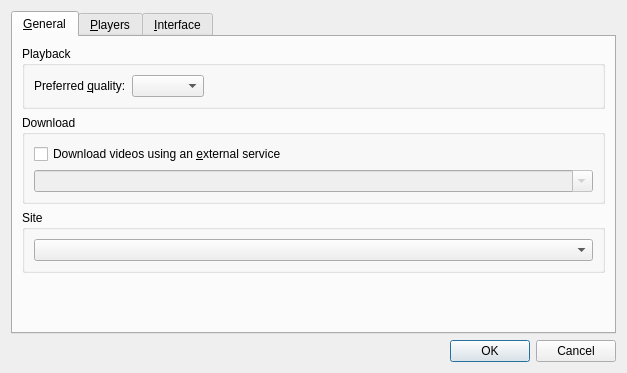
First picture: the form in src/configdialog.ui, repository smplayer-dev/smtube, before the edit.
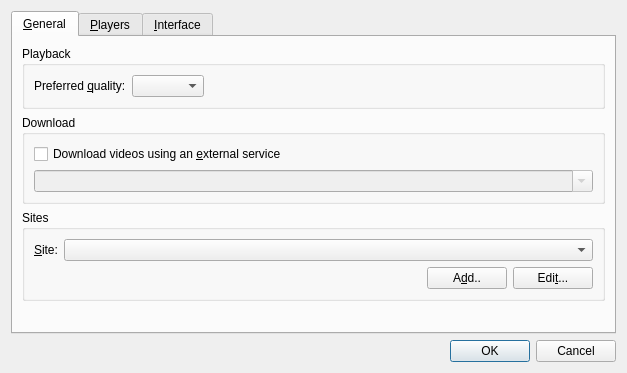
Second picture: the form after the edit. Icons and pictures are not drawn.

What changed in the file:
```diff
--- a/src/configdialog.ui
+++ b/src/configdialog.ui
@@ -91,11 +91,63 @@
        <item>
         <widget class="QGroupBox" name="sites_group">
          <property name="title">
-          <string>Site</string>
+          <string>Sites</string>
          </property>
          <layout class="QVBoxLayout" name="verticalLayout_3">
           <item>
-           <widget class="QComboBox" name="sites_combo"/>
+           <layout class="QHBoxLayout" name="horizontalLayout_5">
+            <item>
+             <widget class="QLabel" name="label">
+              <property name="text">
+               <string>&amp;Site:</string>
+              </property>
+              <property name="buddy">
+               <cstring>sites_combo</cstring>
+              </property>
+             </widget>
+            </item>
+            <item>
+             <widget class="QComboBox" name="sites_combo">
+              <property name="sizePolicy">
+               <sizepolicy hsizetype="Expanding" vsizetype="Fixed">
+                <horstretch>0</horstretch>
+                <verstretch>0</verstretch>
+               </sizepolicy>
+              </property>
+             </widget>
+            </item>
+           </layout>
+          </item>
+          <item>
+           <layout class="QHBoxLayout" name="horizontalLayout_6">
+            <item>
+             <spacer name="horizontalSpacer_3">
+              <property name="orientation">
+               <enum>Qt::Horizontal</enum>
+              </property>
+              <property name="sizeHint" stdset="0">
+               <size>
+                <width>376</width>
+                <height>20</height>
+               </size>
+              </property>
+             </spacer>
+            </item>
+            <item>
+             <widget class="QPushButton" name="add_site_button">
+              <property name="text">
+               <string>A&amp;dd..</string>
+              </property>
+             </widget>
+            </item>
+            <item>
+             <widget class="QPushButton" name="edit_site_button">
+              <property name="text">
+               <string>Edi&amp;t...</string>
+              </property>
+             </widget>
+            </item>
+           </layout>
           </item>
          </layout>
         </widget>
```
Left out of the diff: 2 changed lines with no effect on the pictures.
